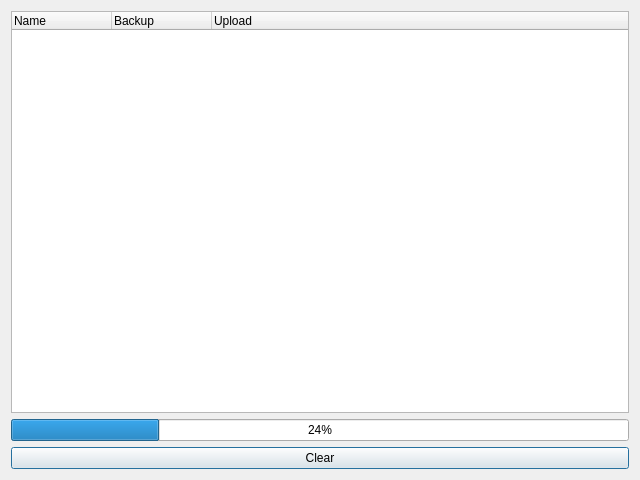
ARDev1161/qBackupNew, file taskqueue.ui: the form before one commit.
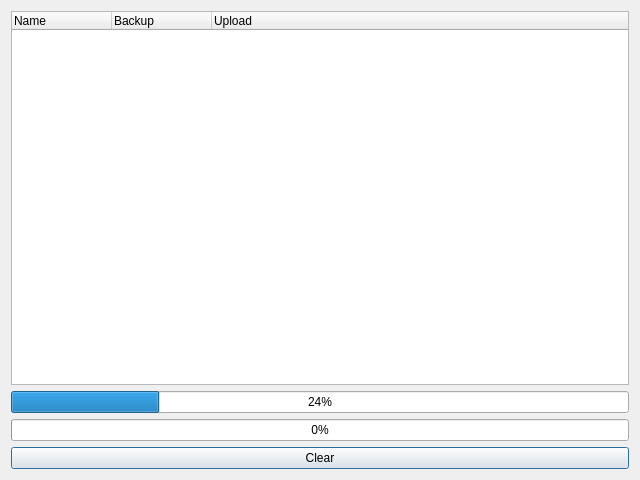
The form after the commit.

What changed in the file:
```diff
--- a/taskqueue.ui
+++ b/taskqueue.ui
@@ -40,6 +40,13 @@
      </property>
     </widget>
    </item>
+   <item>
+    <widget class="QProgressBar" name="uploadProgressBar">
+     <property name="value">
+      <number>0</number>
+     </property>
+    </widget>
+   </item>
    <item>
     <widget class="QPushButton" name="pushButton">
      <property name="text">
```
